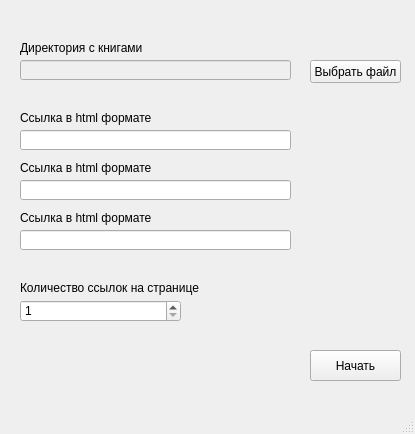
Before: the Qt Designer form src/biblia.ui in xok4ge/maxx_epub2, drawn with Qt 5.
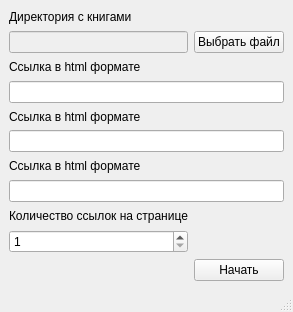
After: the same form once the commit is applied. Icons and pictures are not drawn.

What changed in the file:
```diff
--- a/src/biblia.ui
+++ b/src/biblia.ui
@@ -6,8 +6,8 @@
    <rect>
     <x>0</x>
     <y>0</y>
-    <width>415</width>
-    <height>434</height>
+    <width>271</width>
+    <height>312</height>
    </rect>
   </property>
   <property name="sizePolicy">
@@ -18,14 +18,14 @@
   </property>
   <property name="minimumSize">
    <size>
-    <width>415</width>
-    <height>434</height>
+    <width>0</width>
+    <height>0</height>
    </size>
   </property>
   <property name="maximumSize">
    <size>
-    <width>415</width>
-    <height>434</height>
+    <width>100000</width>
+    <height>100000</height>
    </size>
   </property>
   <property name="windowTitle">
@@ -42,31 +42,21 @@
      <height>0</height>
     </size>
    </property>
-   <widget class="QPushButton" name="start">
-    <property name="geometry">
-     <rect>
-      <x>310</x>
-      <y>350</y>
-      <width>91</width>
-      <height>31</height>
-     </rect>
-    </property>
+   <layout class="QGridLayout" name="gridLayout_3">
+    <item row="0" column="0">
+     <layout class="QGridLayout" name="gridLayout_2">
+      <item row="0" column="0">
+       <widget class="QLabel" name="label_3">
     <property name="text">
-     <string>Начать</string>
-    </property>
-   </widget>
+         <string>Директория с книгами</string>
+        </property>
+       </widget>
+      </item>
+      <item row="1" column="0">
    <widget class="QLineEdit" name="directory_line">
     <property name="enabled">
      <bool>false</bool>
     </property>
-    <property name="geometry">
-     <rect>
-      <x>20</x>
-      <y>60</y>
-      <width>271</width>
-      <height>20</height>
-     </rect>
-    </property>
     <property name="dragEnabled">
      <bool>false</bool>
     </property>
@@ -74,127 +64,68 @@
      <bool>false</bool>
     </property>
    </widget>
-   <widget class="QSpinBox" name="herz_line">
-    <property name="geometry">
-     <rect>
-      <x>20</x>
-      <y>300</y>
-      <width>161</width>
-      <height>22</height>
-     </rect>
-    </property>
-    <property name="minimum">
-     <number>1</number>
-    </property>
-   </widget>
-   <widget class="QLabel" name="label">
-    <property name="geometry">
-     <rect>
-      <x>20</x>
-      <y>280</y>
-      <width>181</width>
-      <height>16</height>
-     </rect>
-    </property>
-    <property name="text">
-     <string>Количество ссылок на странице</string>
-    </property>
-   </widget>
-   <widget class="QLabel" name="label_2">
-    <property name="geometry">
-     <rect>
-      <x>20</x>
-      <y>110</y>
-      <width>271</width>
-      <height>16</height>
-     </rect>
-    </property>
-    <property name="text">
-     <string>Ссылка в html формате</string>
-    </property>
-   </widget>
-   <widget class="QLabel" name="label_3">
-    <property name="geometry">
-     <rect>
-      <x>20</x>
-      <y>40</y>
-      <width>271</width>
-      <height>16</height>
-     </rect>
-    </property>
-    <property name="text">
-     <string>Директория с книгами</string>
-    </property>
-   </widget>
+      </item>
+      <item row="1" column="1">
    <widget class="QPushButton" name="choose_file">
-    <property name="geometry">
-     <rect>
-      <x>310</x>
-      <y>60</y>
-      <width>91</width>
-      <height>23</height>
-     </rect>
-    </property>
     <property name="text">
      <string>Выбрать файл</string>
     </property>
    </widget>
-   <widget class="QLineEdit" name="link_1">
-    <property name="geometry">
-     <rect>
-      <x>20</x>
-      <y>130</y>
-      <width>271</width>
-      <height>20</height>
-     </rect>
-    </property>
-   </widget>
-   <widget class="QLineEdit" name="link_2">
-    <property name="geometry">
-     <rect>
-      <x>20</x>
-      <y>180</y>
-      <width>271</width>
-      <height>20</height>
-     </rect>
-    </property>
-   </widget>
+      </item>
+      <item row="2" column="0">
+       <widget class="QLabel" name="label_2">
+        <property name="text">
+         <string>Ссылка в html формате</string>
+        </property>
+       </widget>
+      </item>
+      <item row="3" column="0" colspan="2">
+       <widget class="QLineEdit" name="link_1"/>
+      </item>
+      <item row="4" column="0">
    <widget class="QLabel" name="label_4">
-    <property name="geometry">
-     <rect>
-      <x>20</x>
-      <y>160</y>
-      <width>271</width>
-      <height>16</height>
-     </rect>
-    </property>
     <property name="text">
      <string>Ссылка в html формате</string>
     </property>
    </widget>
-   <widget class="QLineEdit" name="link_3">
-    <property name="geometry">
-     <rect>
-      <x>20</x>
-      <y>230</y>
-      <width>271</width>
-      <height>20</height>
-     </rect>
-    </property>
-   </widget>
+      </item>
+      <item row="5" column="0" colspan="2">
+       <widget class="QLineEdit" name="link_2"/>
+      </item>
+      <item row="10" column="1">
+       <widget class="QPushButton" name="start">
+        <property name="text">
+         <string>Начать</string>
+        </property>
+       </widget>
+      </item>
+      <item row="6" column="0">
    <widget class="QLabel" name="label_5">
-    <property name="geometry">
-     <rect>
-      <x>20</x>
-      <y>210</y>
-      <width>271</width>
-      <height>16</height>
-     </rect>
-    </property>
     <property name="text">
      <string>Ссылка в html формате</string>
     </property>
    </widget>
+      </item>
+      <item row="7" column="0" colspan="2">
+       <widget class="QLineEdit" name="link_3"/>
+      </item>
+      <item row="8" column="0">
+       <widget class="QLabel" name="label">
+        <property name="text">
+         <string>Количество ссылок на странице</string>
+        </property>
+       </widget>
+      </item>
+      <item row="9" column="0">
+       <widget class="QSpinBox" name="herz_line">
+        <property name="minimum">
+         <number>1</number>
+        </property>
+       </widget>
+      </item>
+     </layout>
+    </item>
+   </layout>
   </widget>
   <widget class="QMenuBar" name="menubar">
    <property name="geometry">
```
Left out of the diff: 2 changed lines with no effect on the pictures. Lines whose indentation alone changed are shown as unchanged.
